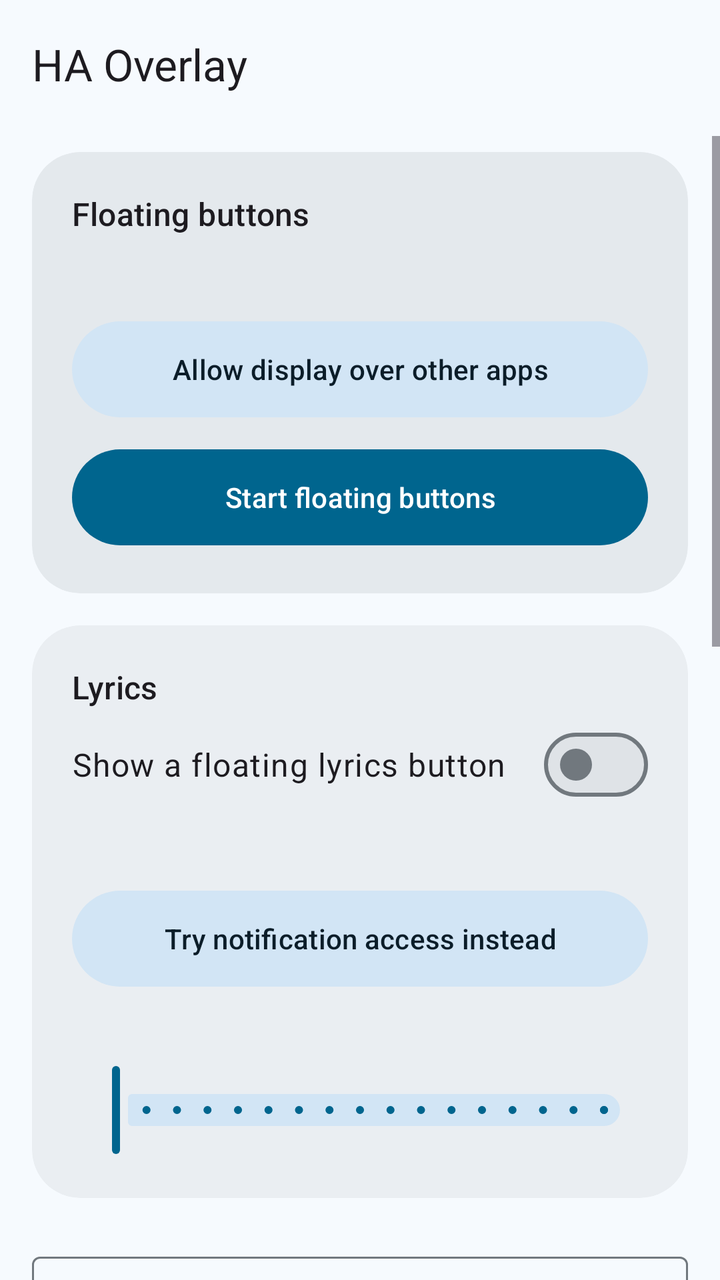
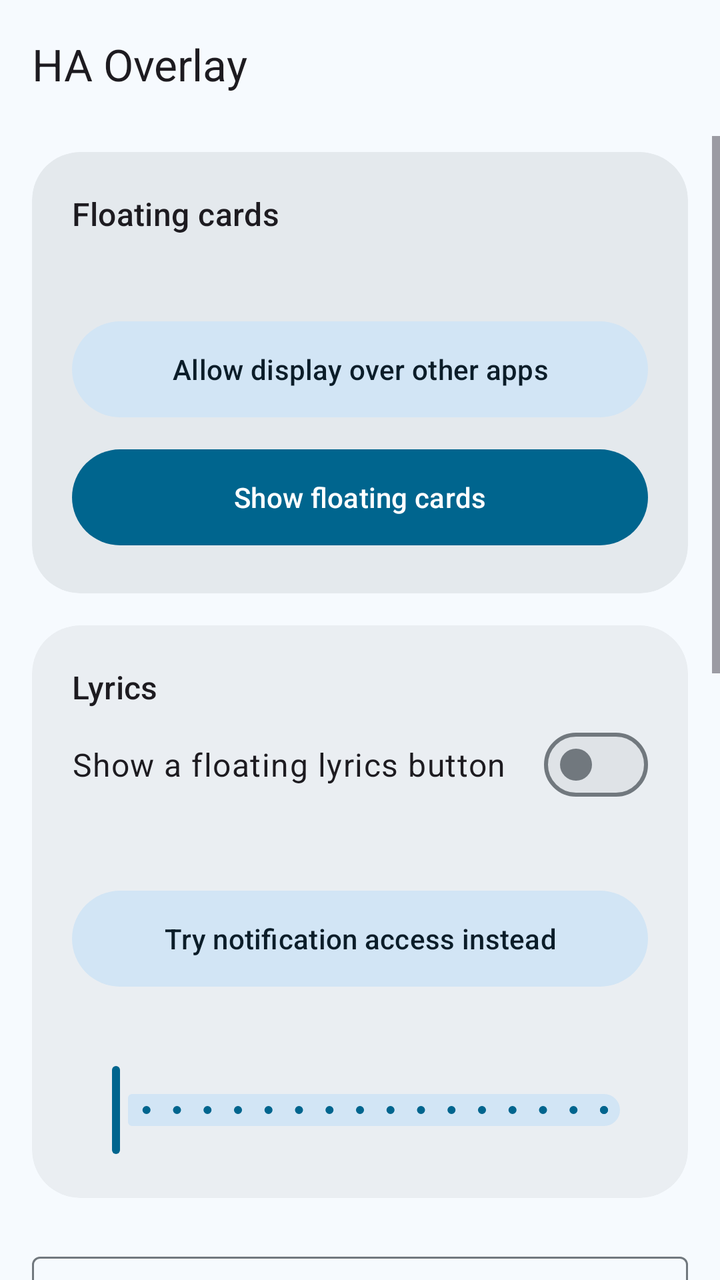

Two renders of the same Android screen: before a commit and after it. Below are the layout's source before the change and the commit's diff.
<!-- AndroidManifest.xml: application theme Theme.HAOverlay -->
<!-- res/layout/activity_main.xml -->
<?xml version="1.0" encoding="utf-8"?>
<LinearLayout xmlns:android="http://schemas.android.com/apk/res/android"
    xmlns:app="http://schemas.android.com/apk/res-auto"
    android:layout_width="match_parent"
    android:layout_height="match_parent"
    android:background="?android:attr/colorBackground"
    android:fitsSystemWindows="true"
    android:orientation="vertical">

    <com.google.android.material.appbar.MaterialToolbar
        android:id="@+id/toolbar"
        android:layout_width="match_parent"
        android:layout_height="?attr/actionBarSize"
        app:subtitleTextAppearance="?attr/textAppearanceBodySmall"
        app:title="@string/app_name" />

    <com.google.android.material.progressindicator.LinearProgressIndicator
        android:id="@+id/progress"
        android:layout_width="match_parent"
        android:layout_height="wrap_content"
        android:indeterminate="true"
        android:visibility="invisible" />

    <ScrollView
        android:layout_width="match_parent"
        android:layout_height="0dp"
        android:layout_weight="1">

        <LinearLayout
            android:layout_width="match_parent"
            android:layout_height="wrap_content"
            android:orientation="vertical"
            android:paddingStart="16dp"
            android:paddingTop="8dp"
            android:paddingEnd="16dp"
            android:paddingBottom="32dp">

            
            <com.google.android.material.card.MaterialCardView
                style="@style/Widget.Material3.CardView.Filled"
                android:layout_width="match_parent"
                android:layout_height="wrap_content"
                app:cardBackgroundColor="?attr/colorSurfaceContainerHigh"
                app:cardCornerRadius="24dp">

                <LinearLayout
                    android:layout_width="match_parent"
                    android:layout_height="wrap_content"
                    android:orientation="vertical"
                    android:padding="20dp">

                    <TextView
                        android:layout_width="wrap_content"
                        android:layout_height="wrap_content"
                        android:text="@string/overlay_title"
                        android:textAppearance="?attr/textAppearanceTitleMedium" />

                    <TextView
                        android:id="@+id/overlay_status"
                        android:layout_width="match_parent"
                        android:layout_height="wrap_content"
                        android:layout_marginTop="4dp"
                        android:textAppearance="?attr/textAppearanceBodyMedium"
                        android:textColor="?attr/colorOnSurfaceVariant" />

                    <com.google.android.material.button.MaterialButton
                        android:id="@+id/grant_overlay"
                        style="@style/Widget.Material3.Button.TonalButton"
                        android:layout_width="match_parent"
                        android:layout_height="wrap_content"
                        android:layout_marginTop="16dp"
                        android:minHeight="56dp"
                        android:text="@string/grant_overlay" />

                    <com.google.android.material.button.MaterialButton
                        android:id="@+id/start_stop"
                        android:layout_width="match_parent"
                        android:layout_height="wrap_content"
                        android:layout_marginTop="8dp"
                        android:minHeight="56dp"
                        android:text="@string/start_overlay" />
                </LinearLayout>
            </com.google.android.material.card.MaterialCardView>

            
            <com.google.android.material.card.MaterialCardView
                style="@style/Widget.Material3.CardView.Filled"
                android:layout_width="match_parent"
                android:layout_height="wrap_content"
                android:layout_marginTop="16dp"
                app:cardBackgroundColor="?attr/colorSurfaceContainer"
                app:cardCornerRadius="24dp">

                <LinearLayout
                    android:layout_width="match_parent"
                    android:layout_height="wrap_content"
                    android:orientation="vertical"
                    android:padding="20dp">

                    <TextView
                        android:layout_width="wrap_content"
                        android:layout_height="wrap_content"
                        android:text="@string/lyrics_title"
                        android:textAppearance="?attr/textAppearanceTitleMedium" />

                    <com.google.android.material.materialswitch.MaterialSwitch
                        android:id="@+id/lyrics_switch"
                        android:layout_width="match_parent"
                        android:layout_height="wrap_content"
                        android:minHeight="56dp"
                        android:text="@string/lyrics_switch"
                        android:textAppearance="?attr/textAppearanceBodyLarge" />

                    <TextView
                        android:id="@+id/lyrics_status"
                        android:layout_width="match_parent"
                        android:layout_height="wrap_content"
                        android:textAppearance="?attr/textAppearanceBodyMedium"
                        android:textColor="?attr/colorOnSurfaceVariant" />

                    <com.google.android.material.button.MaterialButton
                        android:id="@+id/lyrics_access"
                        style="@style/Widget.Material3.Button.TonalButton"
                        android:layout_width="match_parent"
                        android:layout_height="wrap_content"
                        android:layout_marginTop="12dp"
                        android:minHeight="56dp"
                        android:text="@string/lyrics_access" />

                    <TextView
                        android:id="@+id/lyrics_size_label"
                        android:layout_width="wrap_content"
                        android:layout_height="wrap_content"
                        android:layout_marginTop="12dp"
                        android:textAppearance="?attr/textAppearanceBodyLarge" />

                    <com.google.android.material.slider.Slider
                        android:id="@+id/lyrics_size"
                        android:layout_width="match_parent"
                        android:layout_height="wrap_content"
                        android:stepSize="2"
                        android:valueFrom="16"
                        android:valueTo="48" />
                </LinearLayout>
            </com.google.android.material.card.MaterialCardView>

            
            <com.google.android.material.textfield.TextInputLayout
                android:id="@+id/dashboard_layout"
                style="@style/Widget.Material3.TextInputLayout.OutlinedBox.ExposedDropdownMenu"
                android:layout_width="match_parent"
                android:layout_height="wrap_content"
                android:layout_marginTop="24dp"
                android:hint="@string/dashboard">

                <com.google.android.material.textfield.MaterialAutoCompleteTextView
                    android:id="@+id/dashboard_input"
                    android:layout_width="match_parent"
                    android:layout_height="wrap_content"
                    android:inputType="none" />
            </com.google.android.material.textfield.TextInputLayout>

            <TextView
                android:layout_width="wrap_content"
                android:layout_height="wrap_content"
                android:layout_marginTop="24dp"
                android:text="@string/cards_title"
                android:textAppearance="?attr/textAppearanceTitleLarge" />

            <TextView
                android:layout_width="match_parent"
                android:layout_height="wrap_content"
                android:layout_marginTop="4dp"
                android:text="@string/cards_subtitle"
                android:textAppearance="?attr/textAppearanceBodyMedium"
                android:textColor="?attr/colorOnSurfaceVariant" />

            <TextView
                android:id="@+id/cards_message"
                android:layout_width="match_parent"
                android:layout_height="wrap_content"
                android:layout_marginTop="16dp"
                android:textAppearance="?attr/textAppearanceBodyMedium"
                android:visibility="gone" />

            <LinearLayout
                android:id="@+id/cards_container"
                android:layout_width="match_parent"
                android:layout_height="wrap_content"
                android:layout_marginTop="12dp"
                android:orientation="vertical" />

            <TextView
                android:id="@+id/other_title"
                android:layout_width="wrap_content"
                android:layout_height="wrap_content"
                android:layout_marginTop="24dp"
                android:text="@string/other_pinned"
                android:textAppearance="?attr/textAppearanceTitleMedium"
                android:visibility="gone" />

            <LinearLayout
                android:id="@+id/other_container"
                android:layout_width="match_parent"
                android:layout_height="wrap_content"
                android:layout_marginTop="12dp"
                android:orientation="vertical" />

            
            <TextView
                android:layout_width="wrap_content"
                android:layout_height="wrap_content"
                android:layout_marginTop="24dp"
                android:text="@string/settings_title"
                android:textAppearance="?attr/textAppearanceTitleLarge" />

            <com.google.android.material.card.MaterialCardView
                style="@style/Widget.Material3.CardView.Filled"
                android:layout_width="match_parent"
                android:layout_height="wrap_content"
                android:layout_marginTop="12dp"
                app:cardBackgroundColor="?attr/colorSurfaceContainer"
                app:cardCornerRadius="24dp">

                <LinearLayout
                    android:layout_width="match_parent"
                    android:layout_height="wrap_content"
                    android:orientation="vertical"
                    android:padding="20dp">

                    <TextView
                        android:id="@+id/fab_size_label"
                        android:layout_width="wrap_content"
                        android:layout_height="wrap_content"
                        android:textAppearance="?attr/textAppearanceBodyLarge" />

                    <com.google.android.material.slider.Slider
                        android:id="@+id/fab_size"
                        android:layout_width="match_parent"
                        android:layout_height="wrap_content"
                        android:stepSize="4"
                        android:valueFrom="40"
                        android:valueTo="120" />

                    <TextView
                        android:id="@+id/panel_width_label"
                        android:layout_width="wrap_content"
                        android:layout_height="wrap_content"
                        android:layout_marginTop="8dp"
                        android:textAppearance="?attr/textAppearanceBodyLarge" />

                    <com.google.android.material.slider.Slider
                        android:id="@+id/panel_width"
                        android:layout_width="match_parent"
                        android:layout_height="wrap_content"
                        android:stepSize="20"
                        android:valueFrom="280"
                        android:valueTo="640" />

                    <com.google.android.material.materialswitch.MaterialSwitch
                        android:id="@+id/web_cards"
                        android:layout_width="match_parent"
                        android:layout_height="wrap_content"
                        android:layout_marginTop="8dp"
                        android:minHeight="56dp"
                        android:text="@string/web_cards"
                        android:textAppearance="?attr/textAppearanceBodyLarge" />

                    <com.google.android.material.materialswitch.MaterialSwitch
                        android:id="@+id/close_outside"
                        android:layout_width="match_parent"
                        android:layout_height="wrap_content"
                        android:layout_marginTop="8dp"
                        android:minHeight="56dp"
                        android:text="@string/close_outside"
                        android:textAppearance="?attr/textAppearanceBodyLarge" />

                    <com.google.android.material.materialswitch.MaterialSwitch
                        android:id="@+id/start_on_boot"
                        android:layout_width="match_parent"
                        android:layout_height="wrap_content"
                        android:minHeight="56dp"
                        android:text="@string/start_on_boot"
                        android:textAppearance="?attr/textAppearanceBodyLarge" />

                    <com.google.android.material.button.MaterialButton
                        android:id="@+id/reset_positions"
                        style="@style/Widget.Material3.Button.OutlinedButton"
                        android:layout_width="match_parent"
                        android:layout_height="wrap_content"
                        android:layout_marginTop="8dp"
                        android:minHeight="56dp"
                        android:text="@string/reset_positions" />
                </LinearLayout>
            </com.google.android.material.card.MaterialCardView>
        </LinearLayout>
    </ScrollView>
</LinearLayout>
<!-- resources referenced by this layout -->
<resources>
  <string name="app_name">HA Overlay</string>
  <string name="cards_subtitle">Turn a card on to pin it as a floating button. Tap the button to open the card; long-press it to run the card\'s main action.</string>
  <string name="cards_title">Cards</string>
  <string name="close_outside">Close card popup when tapping outside</string>
  <string name="dashboard">Dashboard</string>
  <string name="grant_overlay">Allow display over other apps</string>
  <string name="lyrics_access">Try notification access instead</string>
  <string name="lyrics_switch">Show a floating lyrics button</string>
  <string name="lyrics_title">Lyrics</string>
  <string name="other_pinned">Pinned from other dashboards</string>
  <string name="overlay_title">Floating buttons</string>
  <string name="reset_positions">Reset button positions</string>
  <string name="settings_title">Settings</string>
  <string name="start_on_boot">Start when the car starts</string>
  <string name="start_overlay">Start floating buttons</string>
  <string name="web_cards">Show cards exactly as in Home Assistant</string>
  <color name="m3_primary">#FF00658E</color>
  <color name="m3_on_primary">#FFFFFFFF</color>
  <color name="m3_primary_container">#FFC7E7FF</color>
  <color name="m3_on_primary_container">#FF001E2E</color>
  <color name="m3_secondary">#FF4F616E</color>
  <color name="m3_on_secondary">#FFFFFFFF</color>
  <color name="m3_secondary_container">#FFD2E5F5</color>
  <color name="m3_on_secondary_container">#FF0B1D29</color>
  <color name="m3_tertiary">#FF63597C</color>
  <color name="m3_on_tertiary">#FFFFFFFF</color>
  <color name="m3_tertiary_container">#FFE9DDFF</color>
  <color name="m3_on_tertiary_container">#FF1F1635</color>
  <color name="m3_error">#FFBA1A1A</color>
  <color name="m3_on_error">#FFFFFFFF</color>
  <color name="m3_error_container">#FFFFDAD6</color>
  <color name="m3_on_error_container">#FF410002</color>
  <color name="m3_background">#FFF6FAFE</color>
  <color name="m3_on_background">#FF171C1F</color>
  <color name="m3_surface">#FFF6FAFE</color>
  <color name="m3_on_surface">#FF171C1F</color>
  <color name="m3_surface_variant">#FFDDE3EA</color>
  <color name="m3_on_surface_variant">#FF41484D</color>
  <color name="m3_outline">#FF71787E</color>
  <color name="m3_outline_variant">#FFC1C7CE</color>
  <color name="m3_surface_container_lowest">#FFFFFFFF</color>
  <color name="m3_surface_container_low">#FFF0F4F8</color>
  <color name="m3_surface_container">#FFEAEEF2</color>
  <color name="m3_surface_container_high">#FFE4E9ED</color>
  <color name="m3_surface_container_highest">#FFDFE3E7</color>
  <!-- unchanged entries left out for length: 1 -->
</resources>

<!-- the commit's change to res/layout/activity_main.xml (unified diff, before → after) -->
@@ -268,6 +268,7 @@
 
                     <com.google.android.material.materialswitch.MaterialSwitch
                         android:id="@+id/close_outside"
+                        android:visibility="gone"
                         android:layout_width="match_parent"
                         android:layout_height="wrap_content"
                         android:layout_marginTop="8dp"
<!-- resource entries referenced after the edit -->
@@ -1,7 +1,7 @@
 <!-- resources referenced by this layout -->
 <resources>
   <string name="app_name">HA Overlay</string>
-  <string name="cards_subtitle">Turn a card on to pin it as a floating button. Tap the button to open the card; long-press it to run the card\'s main action.</string>
+  <string name="cards_subtitle">Turn a card on to put its icon on screen. Tap the icon to show or hide the card. Hold a finger on the icon or the card, then drag, to move it.</string>
   <string name="cards_title">Cards</string>
   <string name="close_outside">Close card popup when tapping outside</string>
   <string name="dashboard">Dashboard</string>
@@ -10,11 +10,11 @@
   <string name="lyrics_switch">Show a floating lyrics button</string>
   <string name="lyrics_title">Lyrics</string>
   <string name="other_pinned">Pinned from other dashboards</string>
-  <string name="overlay_title">Floating buttons</string>
-  <string name="reset_positions">Reset button positions</string>
+  <string name="overlay_title">Floating cards</string>
+  <string name="reset_positions">Reset card positions</string>
   <string name="settings_title">Settings</string>
   <string name="start_on_boot">Start when the car starts</string>
-  <string name="start_overlay">Start floating buttons</string>
+  <string name="start_overlay">Show floating cards</string>
   <string name="web_cards">Show cards exactly as in Home Assistant</string>
   <color name="m3_primary">#FF00658E</color>
   <color name="m3_on_primary">#FFFFFFFF</color>
